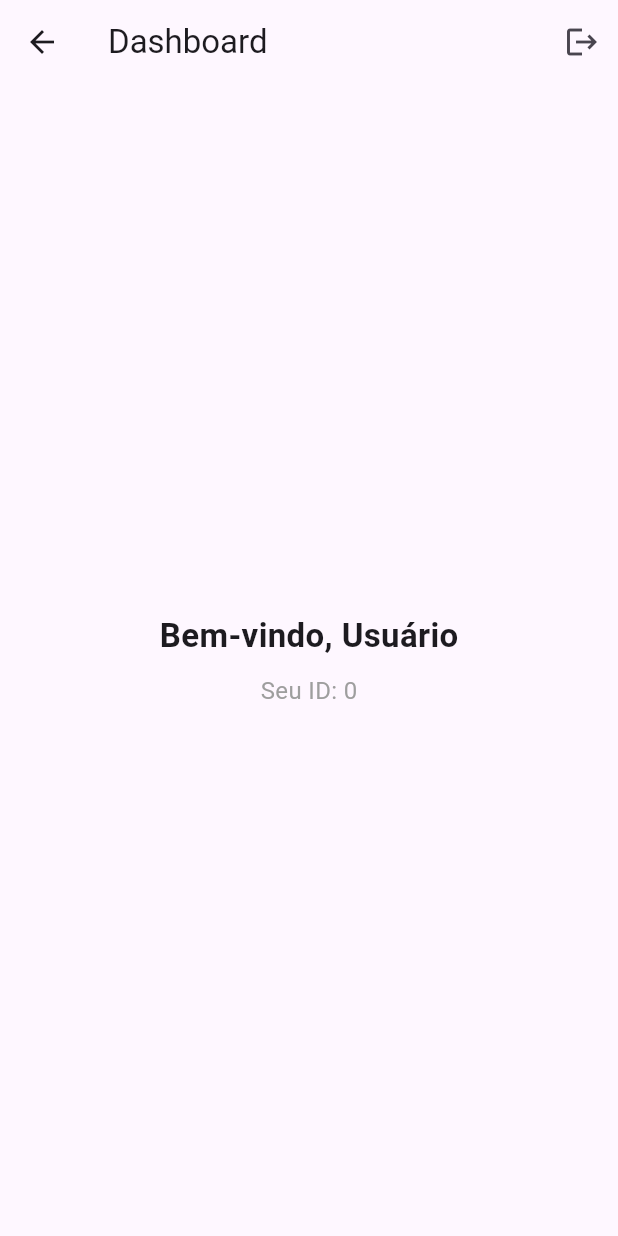
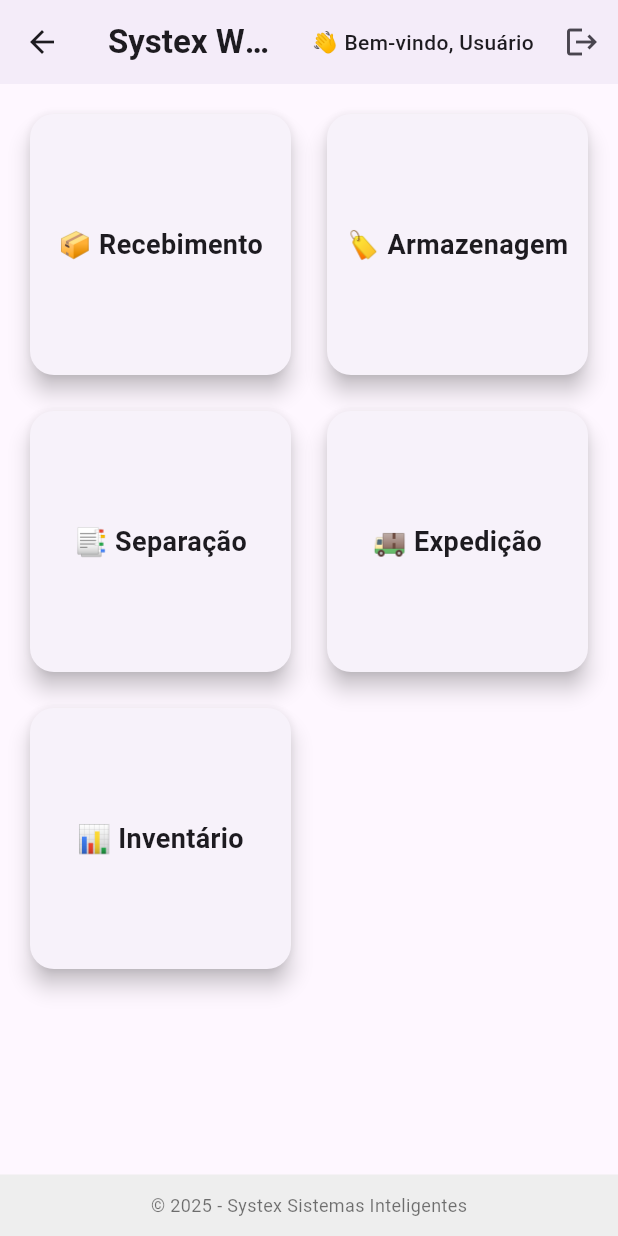
Before and after one commit to manoelfilhodev/wms_app, a Flutter app: the DashboardPage screen opened by its route, on a phone screen of 412 x 824 dp. Run offline on Flutter 3.47's test engine with Material 3 defaults, Android fonts, the light colour scheme and no system bars; our stand-ins replace dio, shared_preferences; accounts and stored records are empty.

Commit message:
Atualiza Dashboard: título à esquerda, boas-vindas com primeiro nome e botão de sair

```diff
--- a/lib/modules/armazenagem/armazenagem_page.dart
+++ b/lib/modules/armazenagem/armazenagem_page.dart
@@ -0,0 +1,15 @@
+import 'package:flutter/material.dart';
+
+class ArmazenagemPage extends StatelessWidget {
+  const ArmazenagemPage({super.key});
+
+  @override
+  Widget build(BuildContext context) {
+    return Scaffold(
+      appBar: AppBar(title: const Text("Armazenagem")),
+      body: const Center(
+        child: Text("🏷️ Tela de Armazenagem"),
+      ),
+    );
+  }
+}
--- a/lib/modules/auth/login_page.dart
+++ b/lib/modules/auth/login_page.dart
@@ -79,7 +79,7 @@
                   mainAxisSize: MainAxisSize.min,
                   children: [
                     const Text(
-                      "Acesso ao Sistema",
+                      "WMS - SYSTEX",
                       style: TextStyle(
                         fontSize: 22,
                         fontWeight: FontWeight.bold,
--- a/lib/modules/dashboard/dashboard_page.dart
+++ b/lib/modules/dashboard/dashboard_page.dart
@@ -1,67 +1,121 @@
 import 'package:flutter/material.dart';
-import 'package:wms_app/utils/user_service.dart';
+import '../recebimento/recebimento_page.dart';
+import '../armazenagem/armazenagem_page.dart';
+import '../separacao/separacao_page.dart';
+import '../expedicao/expedicao_page.dart';
+import '../inventario/inventario_page.dart';
+import '../auth/login_page.dart'; // ajuste o caminho conforme sua estrutura real
 
-class DashboardPage extends StatefulWidget {
-  const DashboardPage({super.key});
+class DashboardPage extends StatelessWidget {
+  final String userName;
 
-  @override
-  State<DashboardPage> createState() => _DashboardPageState();
-}
+  const DashboardPage({super.key, this.userName = "Usuário"});
 
-class _DashboardPageState extends State<DashboardPage> {
-  String _nome = "";
-  int _userId = 0;
-
-  @override
-  void initState() {
-    super.initState();
-    _loadUserData();
-  }
-
-  Future<void> _loadUserData() async {
-    final nome = await UserService.getUserNome();
-    final id = await UserService.getUserId();
-
-    setState(() {
-      _nome = nome ?? "Usuário";
-      _userId = id ?? 0;
-    });
+  String get firstName {
+    if (userName.trim().isEmpty) return "Usuário";
+    return userName.split(" ").first;
   }
 
   @override
   Widget build(BuildContext context) {
+    final cards = [
+      {"title": "📦 Recebimento", "page": const RecebimentoPage()},
+      {"title": "🏷️ Armazenagem", "page": const ArmazenagemPage()},
+      {"title": "📑 Separação", "page": const SeparacaoPage()},
+      {"title": "🚚 Expedição", "page": const ExpedicaoPage()},
+      {"title": "📊 Inventário", "page": const InventarioPage()},
+    ];
+
     return Scaffold(
       appBar: AppBar(
-        title: const Text("Dashboard"),
+        title: const Text(
+          "Systex WMS 4.0",
+          style: TextStyle(fontWeight: FontWeight.bold),
+        ),
+        centerTitle: false, // agora fica no canto superior ESQUERDO
+        elevation: 2,
         actions: [
+          // Mensagem de boas-vindas
+          Center(
+            child: Padding(
+              padding: const EdgeInsets.only(right: 8),
+              child: Text(
+                "👋 Bem-vindo, $firstName",
+                style: const TextStyle(
+                  fontSize: 14,
+                  fontWeight: FontWeight.w500,
+                ),
+              ),
+            ),
+          ),
+          // Botão de sair
           IconButton(
+            tooltip: "Sair",
             icon: const Icon(Icons.logout),
-            onPressed: () async {
-              await UserService.clearUser();
-              if (!mounted) return;
-              Navigator.pushReplacementNamed(context, "/login");
+            onPressed: () {
+              Navigator.pushAndRemoveUntil(
+                context,
+                MaterialPageRoute(builder: (_) => const LoginPage()),
+                (route) => false,
+              );
             },
           ),
         ],
       ),
-      body: Center(
-        child: Column(
-          mainAxisAlignment: MainAxisAlignment.center,
-          children: [
-            Text(
-              "Bem-vindo, $_nome",
-              style: const TextStyle(
-                fontSize: 22,
-                fontWeight: FontWeight.bold,
+      body: Column(
+        children: [
+          Expanded(
+            child: GridView.builder(
+              padding: const EdgeInsets.all(16),
+              gridDelegate: const SliverGridDelegateWithFixedCrossAxisCount(
+                crossAxisCount: 2,
+                crossAxisSpacing: 16,
+                mainAxisSpacing: 16,
+              ),
+              itemCount: cards.length,
+              itemBuilder: (context, index) {
+                final card = cards[index];
+                return GestureDetector(
+                  onTap: () {
+                    Navigator.push(
+                      context,
+                      MaterialPageRoute(builder: (_) => card["page"] as Widget),
+                    );
+                  },
+                  child: Card(
+                    elevation: 6,
+                    shape: RoundedRectangleBorder(
+                      borderRadius: BorderRadius.circular(16),
+                    ),
+                    child: Center(
+                      child: Text(
+                        card["title"].toString(),
+                        textAlign: TextAlign.center,
+                        style: const TextStyle(
+                          fontSize: 18,
+                          fontWeight: FontWeight.w600,
+                        ),
+                      ),
+                    ),
+                  ),
+                );
+              },
+            ),
+          ),
+
+          // Rodapé
+          Container(
+            width: double.infinity,
+            color: Colors.grey.shade200,
+            padding: const EdgeInsets.all(12),
+            child: const Center(
+              child: Text(
+                "© 2025 - Systex Sistemas Inteligentes",
+                style: TextStyle(fontSize: 12, color: Colors.black54),
               ),
             ),
-            const SizedBox(height: 10),
-            Text(
-              "Seu ID: $_userId",
-              style: const TextStyle(fontSize: 16, color: Colors.grey),
-            ),
-          ],
-        ),
+          ),
+        ],
       ),
     );
   }
--- a/lib/modules/expedicao/expedicao_page.dart
+++ b/lib/modules/expedicao/expedicao_page.dart
@@ -0,0 +1,15 @@
+import 'package:flutter/material.dart';
+
+class ExpedicaoPage extends StatelessWidget {
+  const ExpedicaoPage({super.key});
+
+  @override
+  Widget build(BuildContext context) {
+    return Scaffold(
+      appBar: AppBar(title: const Text("Expedição")),
+      body: const Center(
+        child: Text("🚚 Tela de Expedição"),
+      ),
+    );
+  }
+}
--- a/lib/modules/inventario/inventario_page.dart
+++ b/lib/modules/inventario/inventario_page.dart
@@ -0,0 +1,15 @@
+import 'package:flutter/material.dart';
+
+class InventarioPage extends StatelessWidget {
+  const InventarioPage({super.key});
+
+  @override
+  Widget build(BuildContext context) {
+    return Scaffold(
+      appBar: AppBar(title: const Text("Inventário")),
+      body: const Center(
+        child: Text("📊 Tela de Inventário"),
+      ),
+    );
+  }
+}
--- a/lib/modules/recebimento/recebimento_page.dart
+++ b/lib/modules/recebimento/recebimento_page.dart
@@ -0,0 +1,15 @@
+import 'package:flutter/material.dart';
+
+class RecebimentoPage extends StatelessWidget {
+  const RecebimentoPage({super.key});
+
+  @override
+  Widget build(BuildContext context) {
+    return Scaffold(
+      appBar: AppBar(title: const Text("Recebimento")),
+      body: const Center(
+        child: Text("📦 Tela de Recebimento"),
+      ),
+    );
+  }
+}
--- a/lib/modules/separacao/separacao_page.dart
+++ b/lib/modules/separacao/separacao_page.dart
@@ -0,0 +1,15 @@
+import 'package:flutter/material.dart';
+
+class SeparacaoPage extends StatelessWidget {
+  const SeparacaoPage({super.key});
+
+  @override
+  Widget build(BuildContext context) {
+    return Scaffold(
+      appBar: AppBar(title: const Text("Separação")),
+      body: const Center(
+        child: Text("📑 Tela de Separação"),
+      ),
+    );
+  }
+}
```
Also changed, not shown: lib/modules/layout/main_layout.dart (added, +119 -0 lines).
